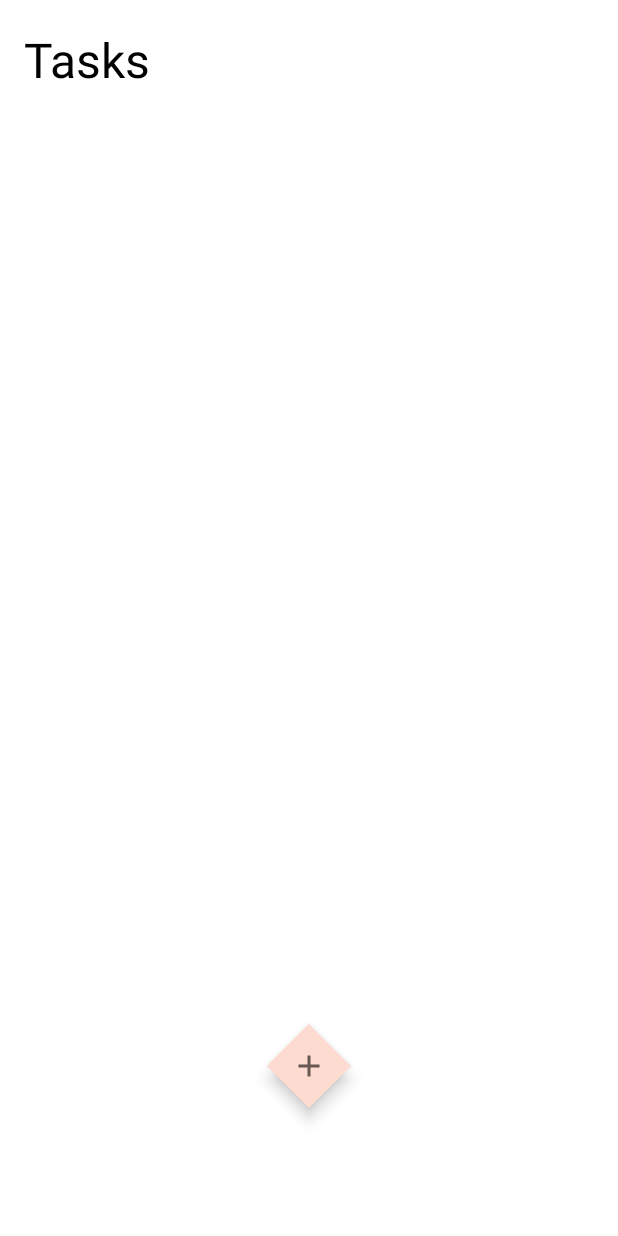
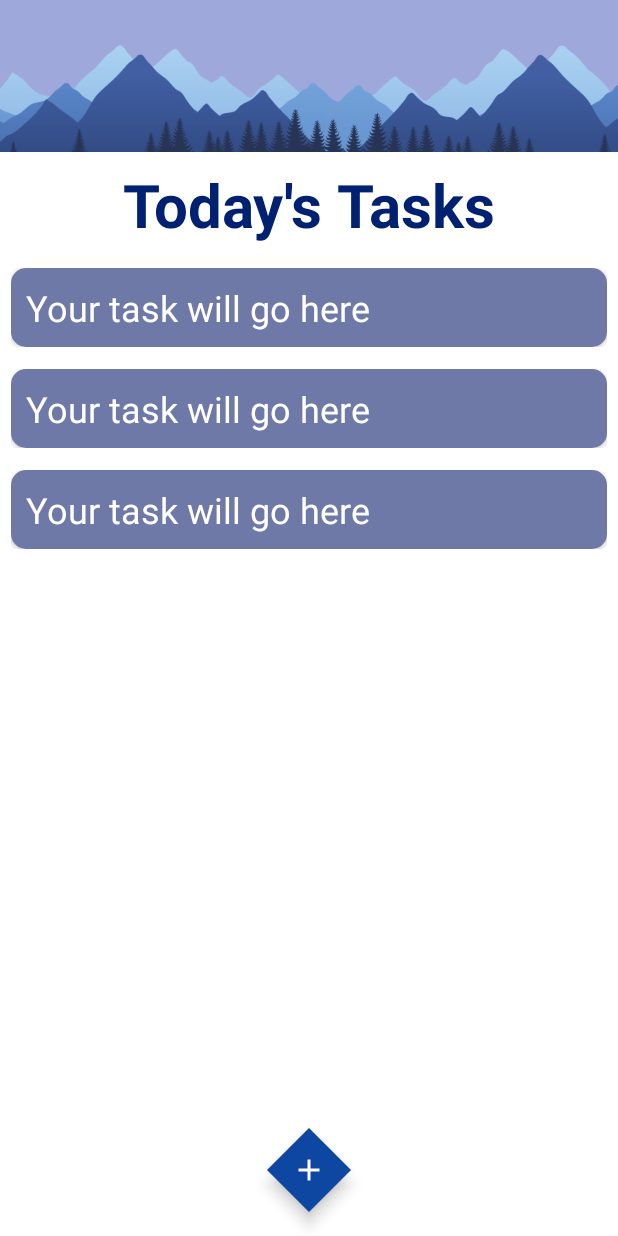
Before and after one commit to ksw5/Checked-todolist-app, an Android app: the layout activity_main.xml on its own in the app's theme, with its tools: preview values and no code run, on a phone screen of 412 x 824 dp. Run offline under Robolectric (Android 15) with nearby library versions, the phone set to English and light mode, and no system bars.

Commit message:
attached recycler view to adapter. app no longer crashes

```diff
--- /dev/null
+++ b/app/src/main/res/drawable/custom_edit_text.xml
@@ -0,0 +1,5 @@
+<?xml version="1.0" encoding="utf-8"?>
+<shape android:shape="rectangle" xmlns:android="http://schemas.android.com/apk/res/android">
+    <stroke android:color="@color/indigo_main" android:width="1dp"/>
+    <corners android:radius="20dp"/>
+</shape>
--- /dev/null
+++ b/app/src/main/res/drawable/ic_baseline_add_24.xml
@@ -0,0 +1,5 @@
+<vector android:height="24dp" android:tint="#FFFFFF"
+    android:viewportHeight="24" android:viewportWidth="24"
+    android:width="24dp" xmlns:android="http://schemas.android.com/apk/res/android">
+    <path android:fillColor="@android:color/white" android:pathData="M19,13h-6v6h-2v-6H5v-2h6V5h2v6h6v2z"/>
+</vector>
--- a/app/src/main/res/layout/activity_main.xml
+++ b/app/src/main/res/layout/activity_main.xml
@@ -1,51 +1,66 @@
 <?xml version="1.0" encoding="utf-8"?>
-<layout xmlns:android="http://schemas.android.com/apk/res/android"
+<LinearLayout xmlns:android="http://schemas.android.com/apk/res/android"
     xmlns:app="http://schemas.android.com/apk/res-auto"
-    xmlns:tools="http://schemas.android.com/tools">
-    <androidx.constraintlayout.widget.ConstraintLayout
+    xmlns:tools="http://schemas.android.com/tools"
+    android:layout_width="match_parent"
+    android:layout_height="match_parent"
+    android:orientation="vertical"
+    tools:context=".MainActivity">
+
+    <ImageView
+        android:id="@+id/imageView"
+        android:layout_width="461dp"
+        android:layout_height="101dp"
+        app:srcCompat="@drawable/todo_background" />
+
+    <LinearLayout
         android:layout_width="match_parent"
-        android:layout_height="match_parent"
-        tools:context=".MainActivity">
+        android:layout_height="wrap_content"
+        android:layout_margin="8dp"
+        android:gravity="center"
+        android:orientation="horizontal">
 
         <TextView
-            android:id="@+id/tasksText"
-            android:layout_width="wrap_content"
+            android:layout_width="0dp"
             android:layout_height="wrap_content"
-            android:text="Tasks"
-            android:textColor="@color/black"
-            android:textSize="32sp"
-            app:layout_constraintBottom_toBottomOf="parent"
-            app:layout_constraintEnd_toEndOf="parent"
-            app:layout_constraintHorizontal_bias="0.048"
-            app:layout_constraintStart_toStartOf="parent"
-            app:layout_constraintTop_toTopOf="parent"
-            app:layout_constraintVertical_bias="0.023" />
+            android:layout_weight="1"
+            android:fontFamily="sans-serif"
+            android:text="Today's Tasks"
+            android:textAlignment="center"
+            android:textColor="@color/blue_dark"
+            android:textSize="40sp"
+            android:textStyle="bold" />
+
+
+    </LinearLayout>
+
+    <FrameLayout
+        android:layout_width="match_parent"
+        android:layout_height="match_parent">
 
         <androidx.recyclerview.widget.RecyclerView
             android:id="@+id/tasksRecyclerView"
             android:layout_width="match_parent"
-            android:layout_height="wrap_content"
-            android:nestedScrollingEnabled="true"
-            app:layout_constraintTop_toBottomOf="@+id/tasksText"
-            app:layoutManager="androidx.recyclerview.widget.LinearLayoutManager"
-            />
+            android:layout_height="467dp"
+            android:isScrollContainer="true"
+            tools:listitem="@layout/view" />
 
         <com.google.android.material.floatingactionbutton.FloatingActionButton
             android:id="@+id/fab"
             android:layout_width="wrap_content"
             android:layout_height="wrap_content"
-            android:layout_gravity="bottom|end|center"
+            android:layout_gravity="center|bottom"
             android:layout_margin="16dp"
             android:contentDescription="@string/submit"
-            app:backgroundTint="#FEDBD0"
+            app:backgroundTint="@color/blue_main"
             app:layout_constraintBottom_toBottomOf="parent"
             app:layout_constraintEnd_toEndOf="parent"
             app:layout_constraintStart_toStartOf="parent"
             app:layout_constraintTop_toTopOf="parent"
             app:layout_constraintVertical_bias="0.906"
-            app:srcCompat="@drawable/ic_plus_24" />
+            app:rippleColor="#2F2E32"
+            app:srcCompat="@drawable/ic_baseline_add_24" />
+    </FrameLayout>
 
 
-
-    </androidx.constraintlayout.widget.ConstraintLayout>
-</layout>
+</LinearLayout>
--- /dev/null
+++ b/app/src/main/res/layout/view.xml
@@ -0,0 +1,32 @@
+<?xml version="1.0" encoding="utf-8" ?>
+<LinearLayout xmlns:android="http://schemas.android.com/apk/res/android"
+    android:layout_width="match_parent"
+    android:layout_height="wrap_content"
+    android:padding="7dp">
+
+
+    <androidx.cardview.widget.CardView xmlns:app="http://schemas.android.com/apk/res-auto"
+        android:layout_width="match_parent"
+        android:layout_height="wrap_content"
+        android:elevation="3dp"
+        app:cardCornerRadius="10dp">
+
+        <LinearLayout
+            android:id="@+id/myLayout"
+            android:layout_width="match_parent"
+            android:layout_height="match_parent"
+            android:padding="10dp"
+            android:background="@color/indigo_dark"
+            android:orientation="vertical">
+
+            <TextView
+                android:id="@+id/title"
+                android:layout_width="match_parent"
+                android:layout_height="wrap_content"
+                android:text="Your task will go here"
+                android:textSize="24sp"
+                android:textColor="@color/white"
+                android:fontFamily="sans-serif"/>
+        </LinearLayout>
+   </androidx.cardview.widget.CardView>
+</LinearLayout>
--- a/app/src/main/res/values/styles.xml
+++ b/app/src/main/res/values/styles.xml
@@ -1,12 +1,18 @@
 <?xml version="1.0" encoding="utf-8"?>
 <resources>
     <style name="Theme.App" parent="Theme.MaterialComponents.DayNight">
-        <item name="colorPrimary">@color/shrine_pink_100</item>
-        <item name="colorAccent">@color/shrine_pink_900</item>
+        <item name="colorPrimary">@color/indigo_main</item>
+        <item name="colorAccent">@color/blue_main</item>
 
     </style>
 
-    <color name="shrine_pink_100">#FEDBD0</color>
-    <color name="shrine_pink_900">#442c2e</color>
+    <color name="indigo_main">#9fa8da</color>
+    <color name="indigo_light">#d1d9ff</color>
+    <color name="indigo_dark">#6f79a8</color>
+    <color name="deep_purple">#4527a0</color>
+    <color name="deep_purple_light">#7953d2</color>
+    <color name="deep_purple_dark">#000070</color>
+    <color name="blue_main">#0d47a1</color>
+    <color name="blue_dark">#002171</color>
 
 </resources>
--- a/app/src/main/res/values/themes.xml
+++ b/app/src/main/res/values/themes.xml
@@ -2,13 +2,13 @@
     <!-- Base application theme. -->
     <style name="Theme.TaskTracker" parent="Theme.MaterialComponents.DayNight.DarkActionBar">
         <!-- Primary brand color. -->
-        <item name="colorPrimary">@color/purple_500</item>
-        <item name="colorPrimaryVariant">@color/purple_700</item>
-        <item name="colorOnPrimary">@color/white</item>
+        <item name="colorPrimary">@color/indigo_main</item>
+        <item name="colorPrimaryVariant">@color/indigo_dark</item>
+        <item name="colorOnPrimary">@color/black</item>
         <!-- Secondary brand color. -->
-        <item name="colorSecondary">@color/teal_200</item>
-        <item name="colorSecondaryVariant">@color/teal_700</item>
-        <item name="colorOnSecondary">@color/black</item>
+        <item name="colorSecondary">@color/deep_purple</item>
+        <item name="colorSecondaryVariant">@color/deep_purple_dark</item>
+        <item name="colorOnSecondary">@color/white</item>
         <!-- Status bar color. -->
         <item name="android:statusBarColor" tools:targetApi="l">?attr/colorPrimaryVariant</item>
         <!-- Customize your theme here. -->
```
Also changed, not shown: app/src/main/java/com/example/tasktracker/Adapter.kt (added, +38 -0 lines), app/src/main/java/com/example/tasktracker/CardInfo.kt (added, +8 -0 lines), app/src/main/java/com/example/tasktracker/CreateCard.kt (added, +27 -0 lines), app/src/main/java/com/example/tasktracker/DataObject.kt (added, +17 -0 lines), app/src/main/java/com/example/tasktracker/MainActivity.kt (+26 -5 lines), app/src/main/res/layout/activity_create_task.xml (added, +33 -0 lines), app/src/main/res/layout/tasks_layout.xml (deleted, +0 -41 lines), app/src/main/res/drawable/todo_background.png (added).
